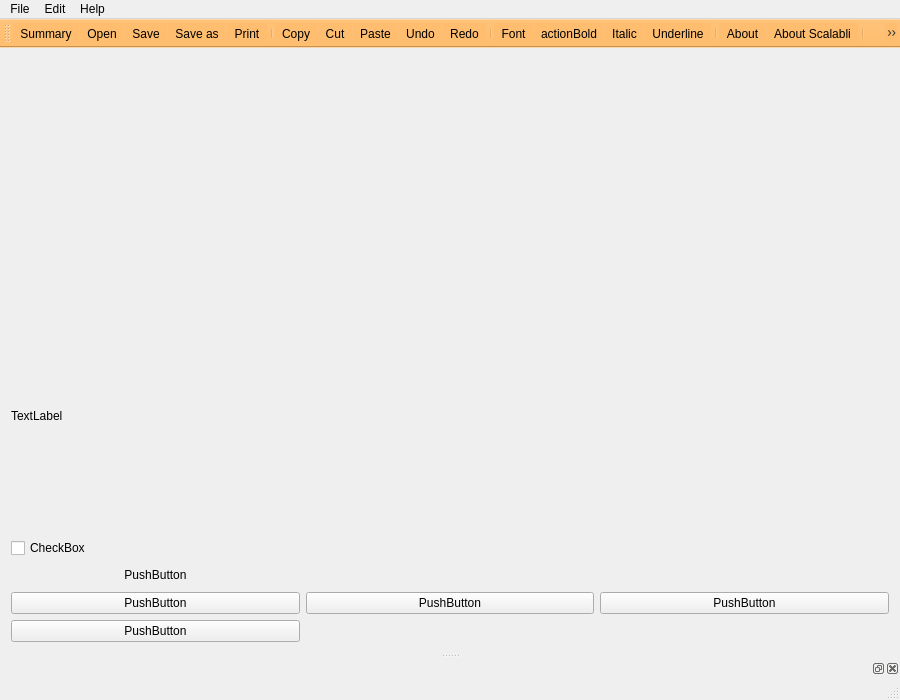
Qt form src/peritia.ui (gerrishons/peritiad) before a commit.
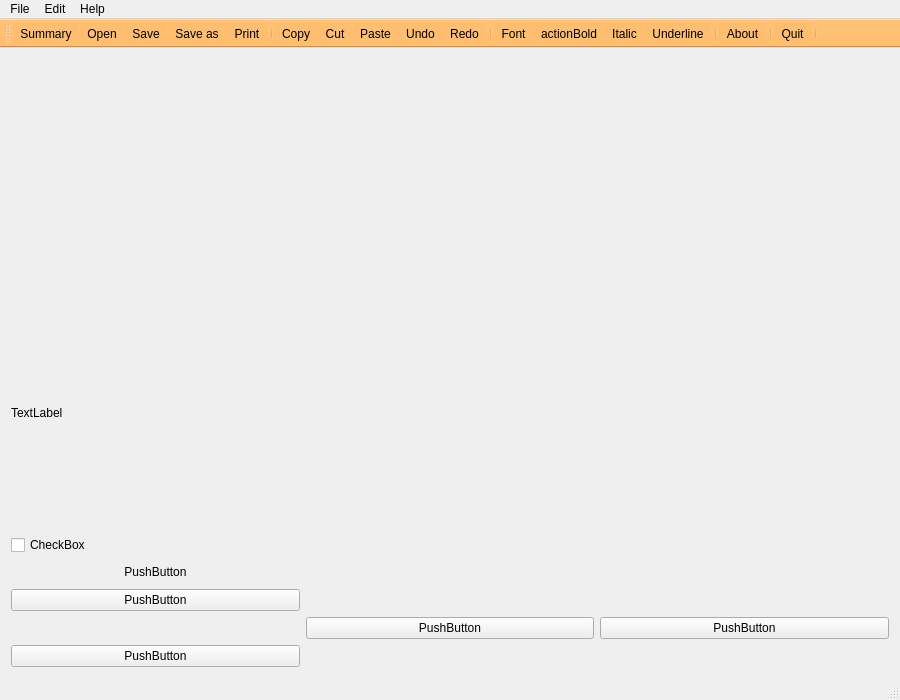
The same form after that commit. Icons and pictures are not drawn.

What changed in the file:
```diff
--- a/src/peritia.ui
+++ b/src/peritia.ui
@@ -45,58 +45,7 @@
    <layout class="QGridLayout" name="gridLayout">
     <item row="0" column="0">
      <layout class="QGridLayout" name="gridLayout_2">
-      <item row="2" column="0">
-       <widget class="QCheckBox" name="checkBox">
-        <property name="text">
-         <string>CheckBox</string>
-        </property>
-       </widget>
-      </item>
-      <item row="6" column="2">
-       <widget class="QPushButton" name="pushButton_3">
-        <property name="text">
-         <string>PushButton</string>
-        </property>
-       </widget>
-      </item>
-      <item row="0" column="0" alignment="Qt::AlignLeft|Qt::AlignTop">
-       <widget class="QLabel" name="label">
-        <property name="minimumSize">
-         <size>
-          <width>150</width>
-          <height>150</height>
-         </size>
-        </property>
-        <property name="styleSheet">
-         <string notr="true">image: url(:/images/scalabli-logo.png);</string>
-        </property>
-       </widget>
-      </item>
-      <item row="6" column="0">
-       <widget class="QPushButton" name="pushButton_2">
-        <property name="styleSheet">
-         <string notr="true">background-color: qlineargradient(spread:pad, x1:0, y1:0, x2:1, y2:0, stop:0 rgba(245, 224, 176, 255), stop:0.09 rgba(246, 189, 237, 255), stop:0.14 rgba(194, 207, 246, 255), stop:0.19 rgba(184, 160, 168, 255), stop:0.25 rgba(171, 186, 248, 255), stop:0.32 rgba(243, 248, 224, 255), stop:0.385 rgba(249, 162, 183, 255), stop:0.47 rgba(100, 115, 124, 255), stop:0.58 rgba(251, 205, 202, 255), stop:0.65 rgba(170, 128, 185, 255), stop:0.75 rgba(252, 222, 204, 255), stop:0.805 rgba(206, 122, 218, 255), stop:0.86 rgba(254, 223, 175, 255), stop:0.91 rgba(254, 236, 244, 255), stop:1 rgba(255, 191, 221, 255));</string>
-        </property>
-        <property name="text">
-         <string>PushButton</string>
-        </property>
-       </widget>
-      </item>
-      <item row="7" column="0">
-       <widget class="QPushButton" name="pushButton_4">
-        <property name="text">
-         <string>PushButton</string>
-        </property>
-       </widget>
-      </item>
-      <item row="6" column="1">
-       <widget class="QPushButton" name="pushButton_5">
-        <property name="text">
-         <string>PushButton</string>
-        </property>
-       </widget>
-      </item>
-      <item row="3" column="0">
+      <item row="3" column="1">
        <widget class="QPushButton" name="pushButton">
         <property name="focusPolicy">
          <enum>Qt::WheelFocus</enum>
@@ -118,7 +67,30 @@
         </property>
        </widget>
       </item>
-      <item row="1" column="0">
+      <item row="7" column="1">
+       <widget class="QPushButton" name="pushButton_4">
+        <property name="text">
+         <string>PushButton</string>
+        </property>
+       </widget>
+      </item>
+      <item row="0" column="1" alignment="Qt::AlignLeft|Qt::AlignTop">
+       <widget class="QLabel" name="label">
+        <property name="minimumSize">
+         <size>
+          <width>150</width>
+          <height>150</height>
+         </size>
+        </property>
+        <property name="styleSheet">
+         <string notr="true">image: url(:/images/scalabli-logo.png);</string>
+        </property>
+       </widget>
+      </item>
+      <item row="0" column="3">
+       <layout class="QFormLayout" name="formLayout"/>
+      </item>
+      <item row="1" column="1">
        <widget class="QLabel" name="label_2">
         <property name="styleSheet">
          <string notr="true">image: url(:/images/vine.png);</string>
@@ -128,8 +100,71 @@
         </property>
        </widget>
       </item>
-      <item row="0" column="2">
-       <layout class="QFormLayout" name="formLayout"/>
+      <item row="2" column="1">
+       <widget class="QCheckBox" name="checkBox">
+        <property name="text">
+         <string>CheckBox</string>
+        </property>
+       </widget>
+      </item>
+      <item row="6" column="3">
+       <widget class="QPushButton" name="pushButton_3">
+        <property name="text">
+         <string>PushButton</string>
+        </property>
+       </widget>
+      </item>
+      <item row="6" column="2">
+       <widget class="QPushButton" name="pushButton_5">
+        <property name="text">
+         <string>PushButton</string>
+        </property>
+       </widget>
+      </item>
+      <item row="4" column="1">
+       <widget class="QPushButton" name="pushButton_2">
+        <property name="styleSheet">
+         <string notr="true">background-color: qlineargradient(spread:pad, x1:0, y1:0, x2:1, y2:0, stop:0 rgba(245, 224, 176, 255), stop:0.09 rgba(246, 189, 237, 255), stop:0.14 rgba(194, 207, 246, 255), stop:0.19 rgba(184, 160, 168, 255), stop:0.25 rgba(171, 186, 248, 255), stop:0.32 rgba(243, 248, 224, 255), stop:0.385 rgba(249, 162, 183, 255), stop:0.47 rgba(100, 115, 124, 255), stop:0.58 rgba(251, 205, 202, 255), stop:0.65 rgba(170, 128, 185, 255), stop:0.75 rgba(252, 222, 204, 255), stop:0.805 rgba(206, 122, 218, 255), stop:0.86 rgba(254, 223, 175, 255), stop:0.91 rgba(254, 236, 244, 255), stop:1 rgba(255, 191, 221, 255));</string>
+        </property>
+        <property name="text">
+         <string>PushButton</string>
+        </property>
+       </widget>
+      </item>
+      <item row="0" column="2" alignment="Qt::AlignHCenter|Qt::AlignVCenter">
+       <widget class="QPushButton" name="pushButton_6">
+        <property name="minimumSize">
+         <size>
+          <width>100</width>
+          <height>80</height>
+         </size>
+        </property>
+        <property name="maximumSize">
+         <size>
+          <width>100</width>
+          <height>70</height>
+         </size>
+        </property>
+        <property name="statusTip">
+         <string>Click this button to see various tools incorporated in this software</string>
+        </property>
+        <property name="text">
+         <string/>
+        </property>
+        <property name="icon">
+         <iconset resource="peritia.qrc">
+          <normaloff>:/images/right.png</normaloff>:/images/right.png</iconset>
+        </property>
+        <property name="iconSize">
+         <size>
+          <width>100</width>
+          <height>100</height>
+         </size>
+        </property>
+        <property name="flat">
+         <bool>true</bool>
+        </property>
+       </widget>
       </item>
      </layout>
     </item>
@@ -212,18 +247,11 @@
    <addaction name="actionUnderline"/>
    <addaction name="separator"/>
    <addaction name="actionAbout"/>
-   <addaction name="actionAboutScalabli"/>
    <addaction name="separator"/>
    <addaction name="actionExit"/>
    <addaction name="separator"/>
   </widget>
   <widget class="QStatusBar" name="statusBar"/>
-  <widget class="QDockWidget" name="dockWidget">
-   <attribute name="dockWidgetArea">
-    <number>8</number>
-   </attribute>
-   <widget class="QWidget" name="dockWidgetContents"/>
-  </widget>
   <action name="actionAbout">
    <property name="icon">
     <iconset resource="peritia.qrc">
@@ -461,30 +489,6 @@
     <string>Ctrl+S</string>
    </property>
   </action>
-  <action name="summaryAct">
-   <property name="icon">
-    <iconset resource="peritia.qrc">
-     <normaloff>:/images/celebratory.png</normaloff>:/images/celebratory.png</iconset>
-   </property>
-   <property name="text">
-    <string>About sumnary</string>
-   </property>
-   <property name="shortcutContext">
-    <enum>Qt::WidgetShortcut</enum>
-   </property>
-  </action>
-  <action name="actionAboutScalabli">
-   <property name="icon">
-    <iconset>
-     <normaloff>../../../.designer/backup/images/create.png</normaloff>../../../.designer/backup/images/create.png</iconset>
-   </property>
-   <property name="text">
-    <string>About Scalabli</string>
-   </property>
-   <property name="toolTip">
-    <string>More information about Scalabli</string>
-   </property>
-  </action>
   <action name="actionGyug">
    <property name="text">
     <string>Gyug</string>
```
Left out of the diff: 17 changed lines with no effect on the pictures.
